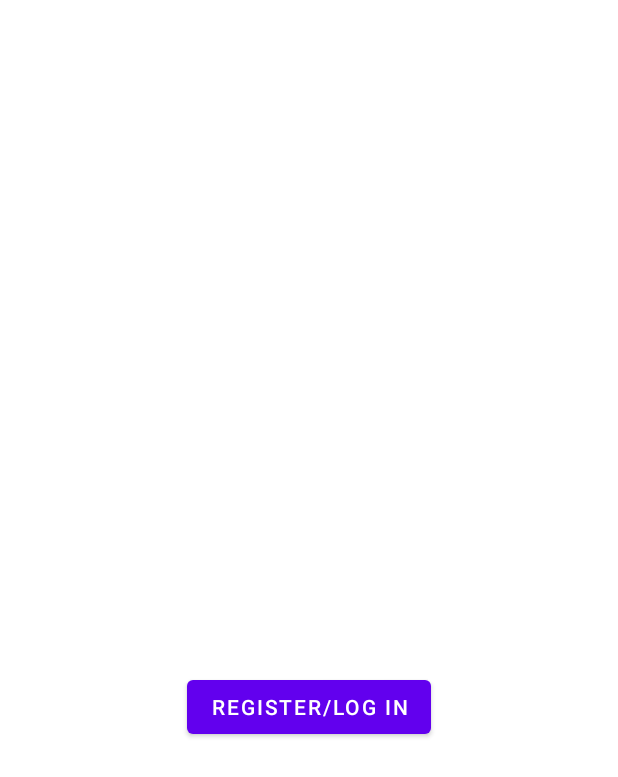
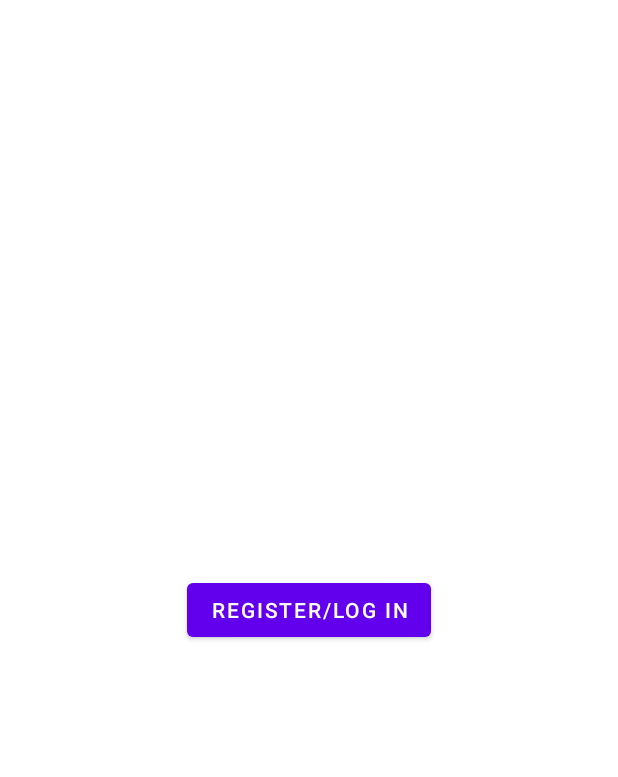
Before and after one commit to batofgotham006/EcommerceApp, an Android app: the layout fragment_login.xml on its own in the app's theme, with its tools: preview values and no code run, on a phone screen of 412 x 824 dp. Shown: the top 777 px of the screen. Run offline under Robolectric (Android 15) with nearby library versions, the phone set to English and light mode, and no system bars.

Commit message:
Minor bug fixes and UI optimization.

```diff
--- a/app/src/main/java/com/batofgotham/ecommerceapp/LoginFragment.kt
+++ b/app/src/main/java/com/batofgotham/ecommerceapp/LoginFragment.kt
@@ -48,8 +48,11 @@ class LoginFragment : Fragment() {
                     binding.loginButton.setOnClickListener{
                         AuthUI.getInstance().signOut(requireContext())
                     }
+                    if(FirebaseAuth.getInstance().currentUser?.displayName != null)
                     binding.textView.text = resources.getString(R.string.welcome_message,
                         FirebaseAuth.getInstance().currentUser?.displayName)
+                    else
+                        binding.textView.text = resources.getString(R.string.welcome_message,"Happy Shopping")
                 }
 
                 else ->{
--- a/app/src/main/res/layout/fragment_login.xml
+++ b/app/src/main/res/layout/fragment_login.xml
@@ -1,25 +1,38 @@
 <?xml version="1.0" encoding="utf-8"?>
-<layout>
-<LinearLayout xmlns:android="http://schemas.android.com/apk/res/android"
+<layout xmlns:app="http://schemas.android.com/apk/res-auto"
     xmlns:tools="http://schemas.android.com/tools"
+    xmlns:android="http://schemas.android.com/apk/res/android">
+<androidx.constraintlayout.widget.ConstraintLayout
     android:layout_width="match_parent"
     android:layout_height="match_parent"
     android:orientation="vertical"
-    android:gravity="center"
     tools:context=".LoginFragment">
 
     <TextView
         android:id="@+id/text_view"
         android:layout_width="wrap_content"
         android:layout_height="wrap_content"
-        android:layout_marginBottom="100dp"/>
+        android:textSize="24sp"
+        android:textAlignment="center"
+        android:layout_marginTop="250dp"
+        android:layout_marginStart="@dimen/margin_start_end"
+        android:layout_marginEnd="@dimen/margin_start_end"
+        app:layout_constraintEnd_toEndOf="parent"
+        app:layout_constraintStart_toStartOf="parent"
+        app:layout_constraintTop_toTopOf="parent" />
 
 
     <Button
         android:id="@+id/login_button"
         android:layout_width="wrap_content"
         android:layout_height="wrap_content"
-        android:text="@string/register_log_in_text"/>
+        android:text="@string/register_log_in_text"
+        android:layout_marginStart="@dimen/margin_start_end"
+        android:layout_marginEnd="@dimen/margin_start_end"
+        android:layout_marginTop="100dp"
+        app:layout_constraintEnd_toEndOf="parent"
+        app:layout_constraintStart_toStartOf="parent"
+        app:layout_constraintTop_toBottomOf="@+id/text_view" />
 
-</LinearLayout>
+</androidx.constraintlayout.widget.ConstraintLayout>
 </layout>
--- /dev/null
+++ b/app/src/main/res/values/dimens.xml
@@ -0,0 +1,4 @@
+<?xml version="1.0" encoding="utf-8"?>
+<resources>
+    <dimen name="margin_start_end">16dp</dimen>
+</resources>
--- a/app/src/main/res/values/strings.xml
+++ b/app/src/main/res/values/strings.xml
@@ -4,6 +4,6 @@
     <string name="hello_blank_fragment">Hello blank fragment</string>
     <string name="register_log_in_text">REGISTER/LOG IN</string>
     <string name="log_out_text">LOG OUT</string>
-    <string name="welcome_message">Welcome to ShoppingApp %1$s.</string>
+    <string name="welcome_message">Welcome to ShoppingApp, %1$s!</string>
     <string name="login_instruction">Please click the following button to Login and Proceed</string>
 </resources>
```
